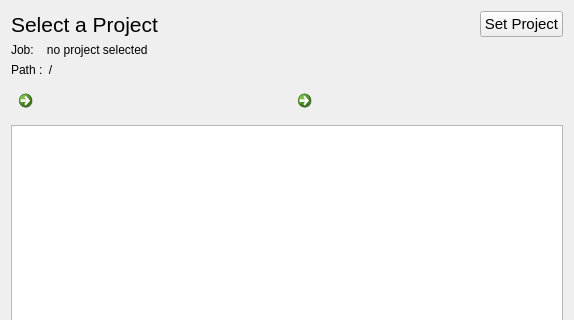
scmacoll/USDbrowserdrafts, file projectview.ui: the form before one commit; both pictures show x 0 to 574 and y 0 to 320 of the 574 by 650 pixel window.
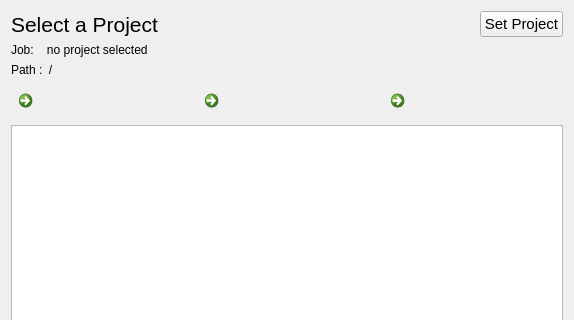
The form after the commit. Icons and pictures are not drawn.

Commit message: refresh button completed

Diff of the .ui file:
```diff
--- a/projectview.ui
+++ b/projectview.ui
@@ -114,6 +114,17 @@
          </property>
         </widget>
        </item>
+       <item>
+        <widget class="QCommandLinkButton" name="rebtn">
+         <property name="text">
+          <string/>
+         </property>
+         <property name="icon">
+          <iconset>
+           <normaloff>../../../../../../../Documents/3D/QtDesigner/icons/BUTTONS/reload.svg</normaloff>../../../../../../../Documents/3D/QtDesigner/icons/BUTTONS/reload.svg</iconset>
+         </property>
+        </widget>
+       </item>
        <item>
         <layout class="QVBoxLayout" name="verticalLayout_2"/>
        </item>
```
The commit also changes 2 other files.
